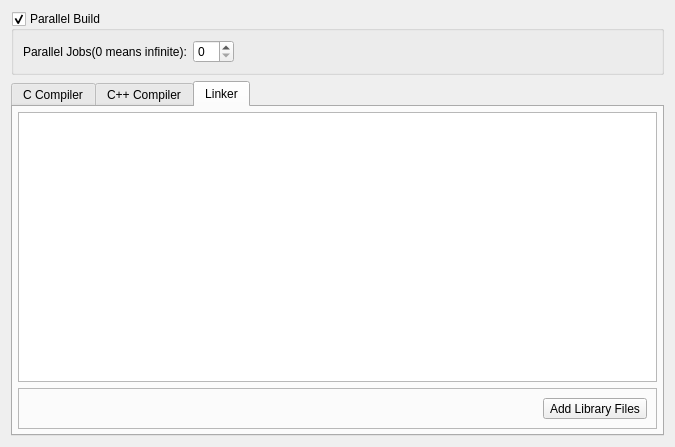
This is RedPandaIDE/settingsdialog/projectcompileparamaterswidget.ui in royqh1979/RedPanda-CPP as Qt 5 draws it before an edit. The edited form follows.
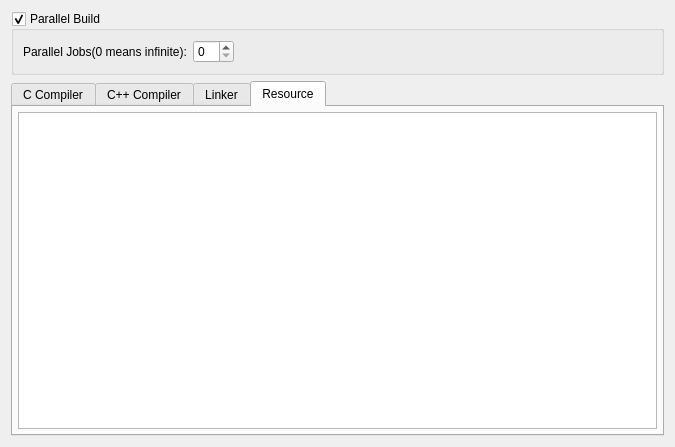
This is the edited form. The open tabs and pages were chosen to show the change. Icons and pictures are not drawn.

Commit message: - enhancement: Add "Resources" in project option's dialog's custom compiler parameter page

Patch:
```diff
--- a/RedPandaIDE/settingsdialog/projectcompileparamaterswidget.ui
+++ b/RedPandaIDE/settingsdialog/projectcompileparamaterswidget.ui
@@ -159,6 +159,28 @@
        </item>
       </layout>
      </widget>
+     <widget class="QWidget" name="tabResource">
+      <attribute name="title">
+       <string>Resource</string>
+      </attribute>
+      <layout class="QHBoxLayout" name="horizontalLayout_5">
+       <property name="leftMargin">
+        <number>5</number>
+       </property>
+       <property name="topMargin">
+        <number>5</number>
+       </property>
+       <property name="rightMargin">
+        <number>5</number>
+       </property>
+       <property name="bottomMargin">
+        <number>5</number>
+       </property>
+       <item>
+        <widget class="QPlainTextEdit" name="txtResource"/>
+       </item>
+      </layout>
+     </widget>
     </widget>
    </item>
   </layout>
```
Left out of the diff: 6 changed lines with no effect on the pictures. The commit also changes 9 other files.
